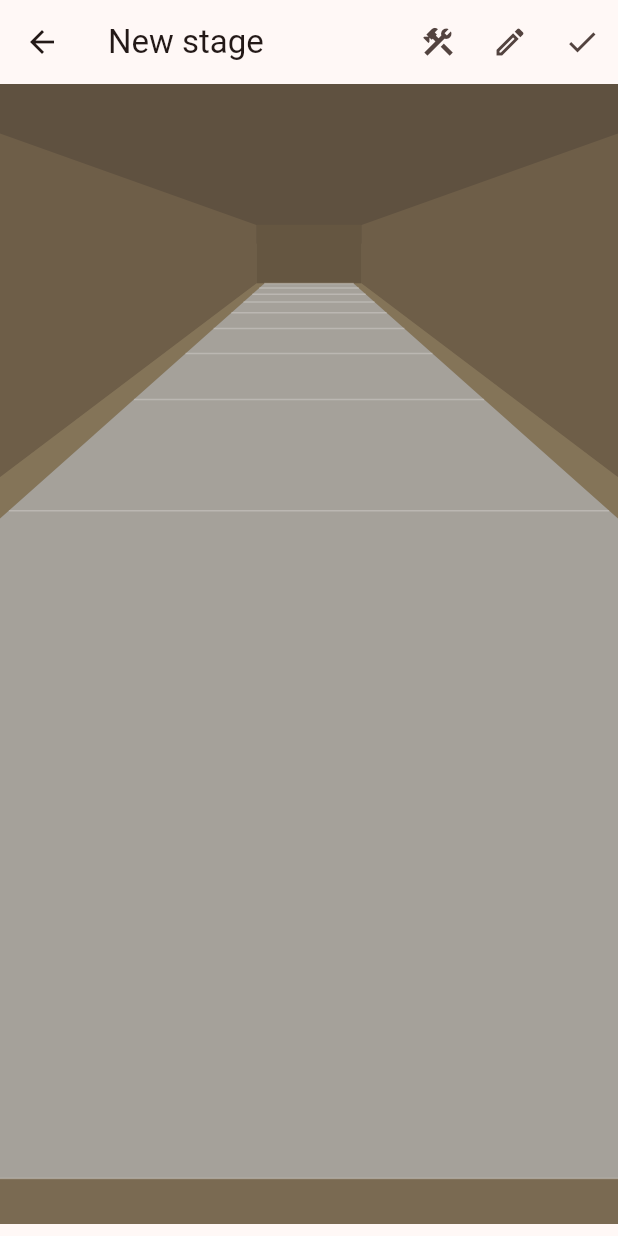
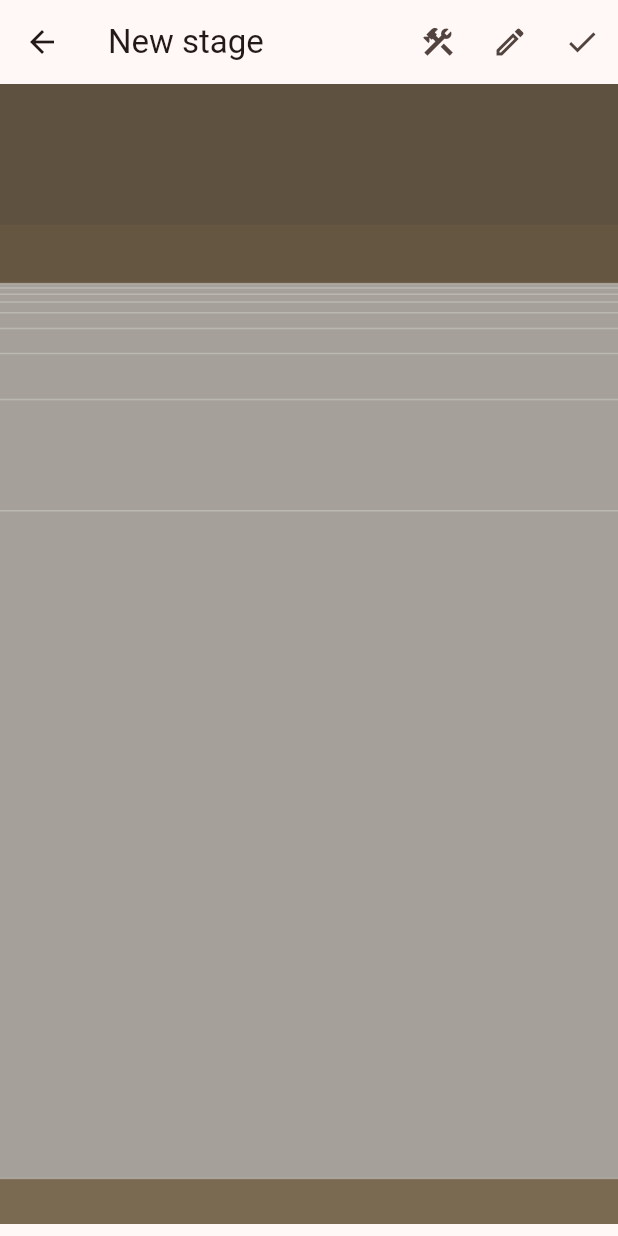
Before and after one commit to zvolinskiypvzozon/Mobile_ipsc_designer_app, a Flutter app: the EditorScreen screen opened by its route, on a phone screen of 412 x 824 dp. Run offline on Flutter 3.47's test engine with Material 3 defaults, Android fonts, the phone set to English and light mode, and no system bars; our stand-ins replace flutter_riverpod, material_ui, supabase_flutter; accounts and stored records are empty.

Commit message:
Fix perspective focal length: unify vertical and horizontal scales so props render with true proportions

```diff
--- a/lib/features/editor/presentation/editor_screen.dart
+++ b/lib/features/editor/presentation/editor_screen.dart
@@ -499,6 +499,7 @@ class _EditorScreenState extends ConsumerState<EditorScreen> {
                   },
                   onPanEnd: (DragEndDetails details) => _onPanEnd(),
                   child: CustomPaint(
+                    key: const ValueKey('galleryCanvas'),
                     size: size,
                     painter: _GalleryPainter3D(
                       elements: _stage.elements,
@@ -535,7 +536,7 @@ class _Perspective {
   double get horizonY => size.height * 0.14;
   double get floorNearY => size.height * 0.96;
   double get kv => (floorNearY - horizonY) * 2 / camHeight;
-  double get kx => size.width * 0.2;
+  double get kx => kv;
 
   double dOf(double y) => camDepth - y;
 
```
